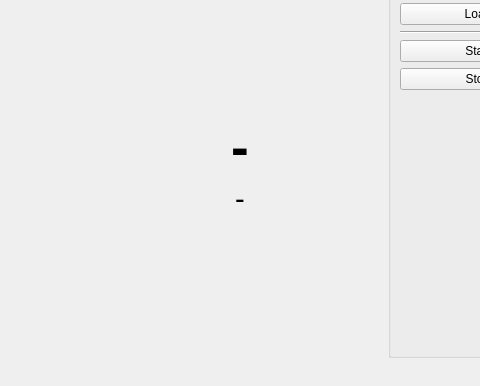
This is src/mainwindow.ui in M4RKUS28/MNIST-Machine-Learning-Tests as Qt 5 draws it before an edit; both pictures show x 626 to 1106 and y 314 to 700 of the 1200 by 700 pixel window. The edited form follows.
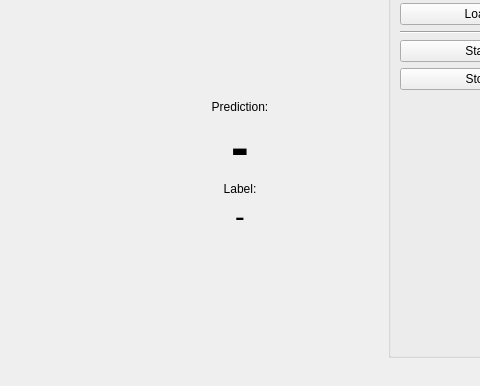
This is the edited form.

Commit message: feat: Implement the main application window for MNIST-Net, including neural network training, progress visualization, and UI controls.

What changed in the file:
```diff
--- a/src/mainwindow.ui
+++ b/src/mainwindow.ui
@@ -89,6 +89,16 @@
         </property>
        </widget>
       </item>
+      <item>
+       <widget class="QLabel" name="labelPredictionHeader">
+        <property name="text">
+         <string>Prediction:</string>
+        </property>
+        <property name="alignment">
+         <set>Qt::AlignCenter</set>
+        </property>
+       </widget>
+      </item>
       <item>
        <widget class="QLabel" name="labelPredicted">
         <property name="font">
@@ -108,6 +118,16 @@
         </property>
        </widget>
       </item>
+      <item>
+       <widget class="QLabel" name="labelCorrectHeader">
+        <property name="text">
+         <string>Label:</string>
+        </property>
+        <property name="alignment">
+         <set>Qt::AlignCenter</set>
+        </property>
+       </widget>
+      </item>
       <item>
        <widget class="QLabel" name="labelCorrect">
         <property name="font">
```
The commit also changes 2 other files.
